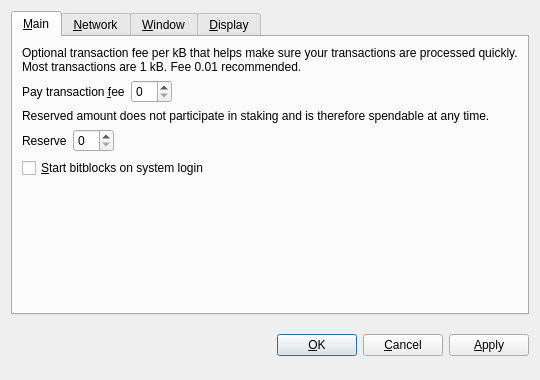
The window that src/qt/forms/optionsdialog.ui (diMarcoDEV/TWT) describes before a commit, drawn with Qt 5.
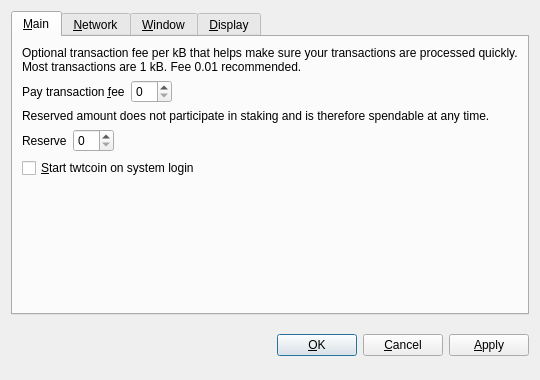
The same window after the commit. Custom widgets are drawn as their Qt base class.

Patch:
```diff
--- a/src/qt/forms/optionsdialog.ui
+++ b/src/qt/forms/optionsdialog.ui
@@ -128,7 +128,7 @@
           <string>Automatically start bitblocks after logging in to the system.</string>
          </property>
          <property name="text">
-          <string>&amp;Start bitblocks on system login</string>
+          <string>&amp;Start twtcoin on system login</string>
          </property>
         </widget>
        </item>
```
Left out of the diff: 10 changed lines with no effect on the pictures.
